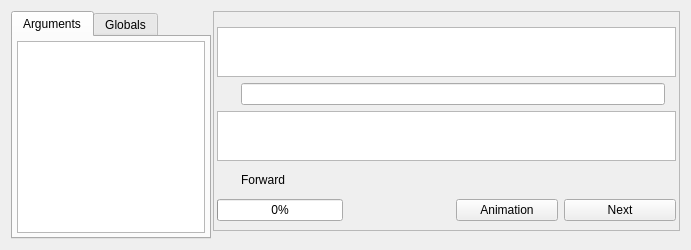
The window that src/openalea/lpy/gui/debugger_ui.ui (openalea/lpy) describes before a commit, drawn with Qt 5.
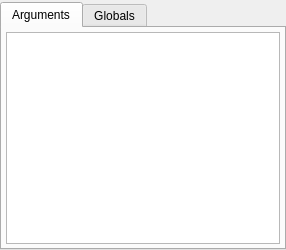
The same window after the commit. Icons and pictures are not drawn.

Commit message: - improve debugger - fix bug with animation when resuming (avoid reloading text)

Diff of the .ui file:
```diff
--- a/src/openalea/lpy/gui/debugger_ui.ui
+++ b/src/openalea/lpy/gui/debugger_ui.ui
@@ -5,7 +5,7 @@
    <rect>
     <x>0</x>
     <y>0</y>
-    <width>691</width>
+    <width>286</width>
     <height>250</height>
    </rect>
   </property>
@@ -13,10 +13,22 @@
    <string>Form</string>
   </property>
   <layout class="QGridLayout" name="gridLayout_4" >
+   <property name="leftMargin" >
+    <number>0</number>
+   </property>
+   <property name="topMargin" >
+    <number>2</number>
+   </property>
+   <property name="rightMargin" >
+    <number>0</number>
+   </property>
+   <property name="bottomMargin" >
+    <number>0</number>
+   </property>
    <property name="horizontalSpacing" >
     <number>2</number>
    </property>
-   <item rowspan="2" row="0" column="0" >
+   <item row="1" column="1" >
     <widget class="QTabWidget" name="tabWidget" >
      <property name="sizePolicy" >
       <sizepolicy vsizetype="Expanding" hsizetype="Minimum" >
@@ -26,7 +38,7 @@
      </property>
      <property name="maximumSize" >
       <size>
-       <width>200</width>
+       <width>16777215</width>
        <height>16777215</height>
       </size>
      </property>
@@ -38,8 +50,8 @@
        <rect>
         <x>0</x>
         <y>0</y>
-        <width>194</width>
-        <height>205</height>
+        <width>280</width>
+        <height>221</height>
        </rect>
       </property>
       <attribute name="title" >
@@ -50,14 +62,32 @@
         <number>4</number>
        </property>
        <item row="0" column="0" >
-        <widget class="QTableView" name="argTable" >
+        <widget class="QTreeView" name="argTable" >
          <property name="sizePolicy" >
           <sizepolicy vsizetype="Expanding" hsizetype="MinimumExpanding" >
            <horstretch>0</horstretch>
            <verstretch>0</verstretch>
           </sizepolicy>
          </property>
-         <property name="animated" stdset="0" >
+         <property name="midLineWidth" >
+          <number>1</number>
+         </property>
+         <property name="rootIsDecorated" >
+          <bool>false</bool>
+         </property>
+         <property name="uniformRowHeights" >
+          <bool>true</bool>
+         </property>
+         <property name="sortingEnabled" >
+          <bool>true</bool>
+         </property>
+         <property name="animated" >
+          <bool>true</bool>
+         </property>
+         <property name="allColumnsShowFocus" >
+          <bool>true</bool>
+         </property>
+         <property name="expandsOnDoubleClick" >
           <bool>false</bool>
          </property>
         </widget>
@@ -97,226 +127,6 @@
      </widget>
     </widget>
    </item>
-   <item row="0" column="1" >
-    <widget class="QFrame" name="frame" >
-     <property name="sizePolicy" >
-      <sizepolicy vsizetype="Preferred" hsizetype="Expanding" >
-       <horstretch>4</horstretch>
-       <verstretch>0</verstretch>
-      </sizepolicy>
-     </property>
-     <property name="frameShape" >
-      <enum>QFrame::StyledPanel</enum>
-     </property>
-     <property name="frameShadow" >
-      <enum>QFrame::Raised</enum>
-     </property>
-     <layout class="QGridLayout" name="gridLayout_3" >
-      <property name="leftMargin" >
-       <number>3</number>
-      </property>
-      <property name="rightMargin" >
-       <number>3</number>
-      </property>
-      <item row="0" column="0" >
-       <spacer name="verticalSpacer_2" >
-        <property name="orientation" >
-         <enum>Qt::Vertical</enum>
-        </property>
-        <property name="sizeHint" stdset="0" >
-         <size>
-          <width>18</width>
-          <height>9</height>
-         </size>
-        </property>
-       </spacer>
-      </item>
-      <item row="1" column="0" colspan="6" >
-       <widget class="QTextEdit" name="srcView" >
-        <property name="sizePolicy" >
-         <sizepolicy vsizetype="Minimum" hsizetype="Expanding" >
-          <horstretch>0</horstretch>
-          <verstretch>0</verstretch>
-         </sizepolicy>
-        </property>
-        <property name="maximumSize" >
-         <size>
-          <width>16777215</width>
-          <height>50</height>
-         </size>
-        </property>
-        <property name="frameShape" >
-         <enum>QFrame::StyledPanel</enum>
-        </property>
-        <property name="lineWidth" >
-         <number>0</number>
-        </property>
-        <property name="verticalScrollBarPolicy" >
-         <enum>Qt::ScrollBarAlwaysOff</enum>
-        </property>
-        <property name="lineWrapMode" >
-         <enum>QTextEdit::NoWrap</enum>
-        </property>
-        <property name="readOnly" >
-         <bool>true</bool>
-        </property>
-        <property name="html" >
-         <string>&lt;!DOCTYPE HTML PUBLIC "-//W3C//DTD HTML 4.0//EN" "http://www.w3.org/TR/REC-html40/strict.dtd">
-&lt;html>&lt;head>&lt;meta name="qrichtext" content="1" />&lt;style type="text/css">
-p, li { white-space: pre-wrap; }
-&lt;/style>&lt;/head>&lt;body style=" font-family:'MS Shell Dlg 2'; font-size:8.25pt; font-weight:400; font-style:normal;">
-&lt;p style="-qt-paragraph-type:empty; margin-top:0px; margin-bottom:0px; margin-left:0px; margin-right:0px; -qt-block-indent:0; text-indent:0px; font-size:8pt;">&lt;/p>&lt;/body>&lt;/html></string>
-        </property>
-       </widget>
-      </item>
-      <item row="2" column="0" >
-       <spacer name="horizontalSpacer_2" >
-        <property name="orientation" >
-         <enum>Qt::Horizontal</enum>
-        </property>
-        <property name="sizeType" >
-         <enum>QSizePolicy::Preferred</enum>
-        </property>
-        <property name="sizeHint" stdset="0" >
-         <size>
-          <width>5</width>
-          <height>20</height>
-         </size>
-        </property>
-       </spacer>
-      </item>
-      <item row="2" column="1" colspan="4" >
-       <widget class="QLineEdit" name="ruleView" >
-        <property name="sizePolicy" >
-         <sizepolicy vsizetype="Fixed" hsizetype="Expanding" >
-          <horstretch>3</horstretch>
-          <verstretch>0</verstretch>
-         </sizepolicy>
-        </property>
-       </widget>
-      </item>
-      <item row="2" column="5" >
-       <spacer name="horizontalSpacer_3" >
-        <property name="orientation" >
-         <enum>Qt::Horizontal</enum>
-        </property>
-        <property name="sizeType" >
-         <enum>QSizePolicy::Preferred</enum>
-        </property>
-        <property name="sizeHint" stdset="0" >
-         <size>
-          <width>5</width>
-          <height>20</height>
-         </size>
-        </property>
-       </spacer>
-      </item>
-      <item row="3" column="0" colspan="6" >
-       <widget class="QTextEdit" name="destView" >
-        <property name="maximumSize" >
-         <size>
-          <width>16777215</width>
-          <height>50</height>
-         </size>
-        </property>
-        <property name="frameShape" >
-         <enum>QFrame::StyledPanel</enum>
-        </property>
-        <property name="lineWidth" >
-         <number>0</number>
-        </property>
-        <property name="verticalScrollBarPolicy" >
-         <enum>Qt::ScrollBarAlwaysOff</enum>
-        </property>
-        <property name="lineWrapMode" >
-         <enum>QTextEdit::NoWrap</enum>
-        </property>
-        <property name="readOnly" >
-         <bool>true</bool>
-        </property>
-       </widget>
-      </item>
-      <item row="4" column="0" >
-       <spacer name="verticalSpacer" >
-        <property name="orientation" >
-         <enum>Qt::Vertical</enum>
-        </property>
-        <property name="sizeHint" stdset="0" >
-         <size>
-          <width>18</width>
-          <height>28</height>
-         </size>
-        </property>
-       </spacer>
-      </item>
-      <item row="5" column="0" colspan="2" >
-       <widget class="QProgressBar" name="progressBar" >
-        <property name="value" >
-         <number>0</number>
-        </property>
-        <property name="alignment" >
-         <set>Qt::AlignCenter</set>
-        </property>
-       </widget>
-      </item>
-      <item row="5" column="2" >
-       <spacer name="horizontalSpacer" >
-        <property name="orientation" >
-         <enum>Qt::Horizontal</enum>
-        </property>
-        <property name="sizeHint" stdset="0" >
-         <size>
-          <width>268</width>
-          <height>20</height>
-         </size>
-        </property>
-       </spacer>
-      </item>
-      <item row="5" column="4" colspan="2" >
-       <widget class="QPushButton" name="nextDebugButton" >
-        <property name="text" >
-         <string>Next</string>
-        </property>
-        <property name="icon" >
-         <iconset resource="lpyresources.qrc" >
-          <normaloff>:/images/icons/play-green.png</normaloff>:/images/icons/play-green.png</iconset>
-        </property>
-       </widget>
-      </item>
-      <item row="4" column="1" >
-       <widget class="QLabel" name="directionLabel" >
-        <property name="text" >
-         <string>Forward</string>
-        </property>
-       </widget>
-      </item>
-      <item row="5" column="3" >
-       <widget class="QPushButton" name="animateDebugButton" >
-        <property name="text" >
-         <string>Animation</string>
-        </property>
-        <property name="icon" >
-         <iconset resource="lpyresources.qrc" >
-          <normaloff>:/images/icons/play.png</normaloff>:/images/icons/play.png</iconset>
-        </property>
-       </widget>
-      </item>
-     </layout>
-    </widget>
-   </item>
-   <item row="1" column="1" >
-    <spacer name="verticalSpacer_3" >
-     <property name="orientation" >
-      <enum>Qt::Vertical</enum>
-     </property>
-     <property name="sizeHint" stdset="0" >
-      <size>
-       <width>20</width>
-       <height>13</height>
-      </size>
-     </property>
-    </spacer>
-   </item>
   </layout>
  </widget>
  <resources>
```
Left out of the diff: 24 changed lines with no effect on the pictures. The commit also changes 10 other files.
